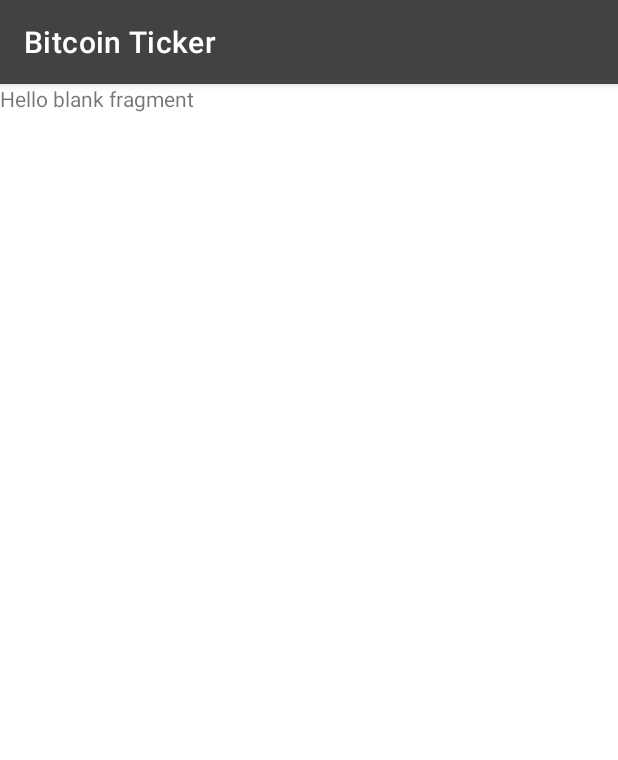
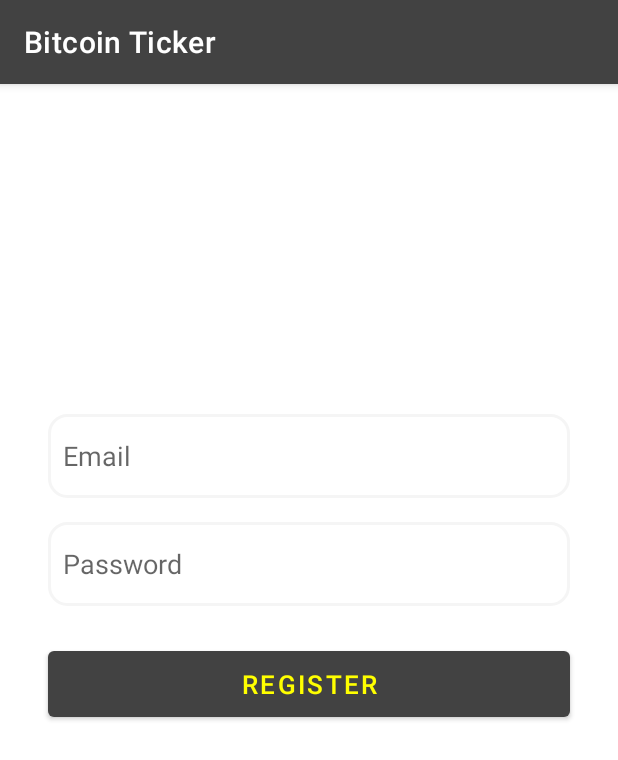
Before and after one commit to odukabdulbasit/Bitcoin-Ticker, an Android app: the fragment RegisterFragment shown on its own in the app's theme, on a phone screen of 412 x 824 dp. Shown: the top 760 px of the screen. Run offline under Robolectric (Android 15) with nearby library versions, the phone set to English and light mode, and no system bars; our stand-ins replace data binding.

Commit message:
Navigate to RegisterFragment

```diff
--- a/app/src/main/java/com/odukabdulbasit/bitcointicker/login/LoginFragment.kt
+++ b/app/src/main/java/com/odukabdulbasit/bitcointicker/login/LoginFragment.kt
@@ -9,6 +9,7 @@ import android.widget.Toast
 import androidx.lifecycle.Observer
 import androidx.lifecycle.ViewModelProvider
 import androidx.navigation.fragment.findNavController
+import com.odukabdulbasit.bitcointicker.R
 import com.odukabdulbasit.bitcointicker.databinding.FragmentLoginBinding
 
 
@@ -39,7 +40,10 @@ class LoginFragment : Fragment() {
 
         viewModel.goToRegister.observe(this.viewLifecycleOwner, Observer { navigateToRegister ->
             if (navigateToRegister == true){
-                //navigate to register with nawController
+                //navigate to register
+                findNavController().navigate(R.id.action_loginFragment_to_registerFragment)
+
+                viewModel.onNavigatedToRegisterCompleted()
             }
         })
 
--- a/app/src/main/res/layout/fragment_register.xml
+++ b/app/src/main/res/layout/fragment_register.xml
@@ -1,14 +1,58 @@
 <?xml version="1.0" encoding="utf-8"?>
-<FrameLayout xmlns:android="http://schemas.android.com/apk/res/android"
-    xmlns:tools="http://schemas.android.com/tools"
-    android:layout_width="match_parent"
-    android:layout_height="match_parent"
-    tools:context=".RegisterFragment">
+<layout xmlns:android="http://schemas.android.com/apk/res/android"
+    xmlns:app="http://schemas.android.com/apk/res-auto"
+    xmlns:tools="http://schemas.android.com/tools">
 
-    <!-- TODO: Update blank fragment layout -->
-    <TextView
+    <data>
+
+    </data>
+
+    <androidx.constraintlayout.widget.ConstraintLayout
         android:layout_width="match_parent"
         android:layout_height="match_parent"
-        android:text="@string/hello_blank_fragment" />
+        tools:context=".RegisterFragment">
 
-</FrameLayout>
+        <!-- TODO: Update blank fragment layout -->
+
+
+        <EditText
+            android:id="@+id/registerEmailAddressEditText"
+            style="@style/loginEditTextStyle"
+            android:layout_marginTop="220dp"
+            android:background="@drawable/loginedittextbacround"
+            android:hint="@string/emailEditText"
+            android:inputType="textEmailAddress"
+            android:padding="@dimen/emailPading"
+            android:paddingStart="@dimen/emailStartPading"
+            app:layout_constraintEnd_toEndOf="parent"
+            app:layout_constraintHorizontal_bias="0.5"
+            app:layout_constraintStart_toStartOf="parent"
+            app:layout_constraintTop_toTopOf="parent" />
+
+        <EditText
+            android:id="@+id/registerPasswordEditText"
+            style="@style/loginEditTextStyle"
+            android:layout_marginTop="16dp"
+            android:background="@drawable/loginedittextbacround"
+            android:hint="@string/passwordEditText"
+            android:inputType="textPassword"
+            android:padding="@dimen/emailPading"
+            android:paddingStart="@dimen/emailStartPading"
+            app:layout_constraintEnd_toEndOf="parent"
+            app:layout_constraintHorizontal_bias="0.5"
+            app:layout_constraintStart_toStartOf="parent"
+            app:layout_constraintTop_toBottomOf="@+id/registerEmailAddressEditText" />
+
+        <Button
+            android:id="@+id/registerButton"
+            style="@style/loginEditTextStyle"
+            android:layout_marginTop="24dp"
+            android:text="@string/registerbutontext"
+            android:textSize="17sp"
+            app:layout_constraintEnd_toEndOf="parent"
+            app:layout_constraintStart_toStartOf="parent"
+            app:layout_constraintTop_toBottomOf="@id/registerPasswordEditText" />
+
+
+    </androidx.constraintlayout.widget.ConstraintLayout>
+</layout>
--- a/app/src/main/res/navigation/navigation.xml
+++ b/app/src/main/res/navigation/navigation.xml
@@ -1,10 +1,21 @@
 <?xml version="1.0" encoding="utf-8"?>
 <navigation xmlns:android="http://schemas.android.com/apk/res/android"
-    xmlns:app="http://schemas.android.com/apk/res-auto" android:id="@+id/navigation"
+    xmlns:app="http://schemas.android.com/apk/res-auto"
+    xmlns:tools="http://schemas.android.com/tools"
+    android:id="@+id/navigation"
     app:startDestination="@id/loginFragment">
 
     <fragment
         android:id="@+id/loginFragment"
         android:name="com.odukabdulbasit.bitcointicker.login.LoginFragment"
-        android:label="LoginFragment" />
+        android:label="LoginFragment" >
+        <action
+            android:id="@+id/action_loginFragment_to_registerFragment"
+            app:destination="@id/registerFragment" />
+    </fragment>
+    <fragment
+        android:id="@+id/registerFragment"
+        android:name="com.odukabdulbasit.bitcointicker.RegisterFragment"
+        android:label="fragment_register"
+        tools:layout="@layout/fragment_register" />
 </navigation>
--- a/app/src/main/res/values/strings.xml
+++ b/app/src/main/res/values/strings.xml
@@ -6,4 +6,5 @@
     <string name="emailEditText">Email</string>
     <string name="passwordEditText">Password</string>
     <string name="registerTextViewText"><u>Register</u></string>
+    <string name="registerbutontext">Register</string>
 </resources>
```
Also changed, not shown: app/src/main/java/com/odukabdulbasit/bitcointicker/RegisterFragment.kt (line endings or trailing spaces).
